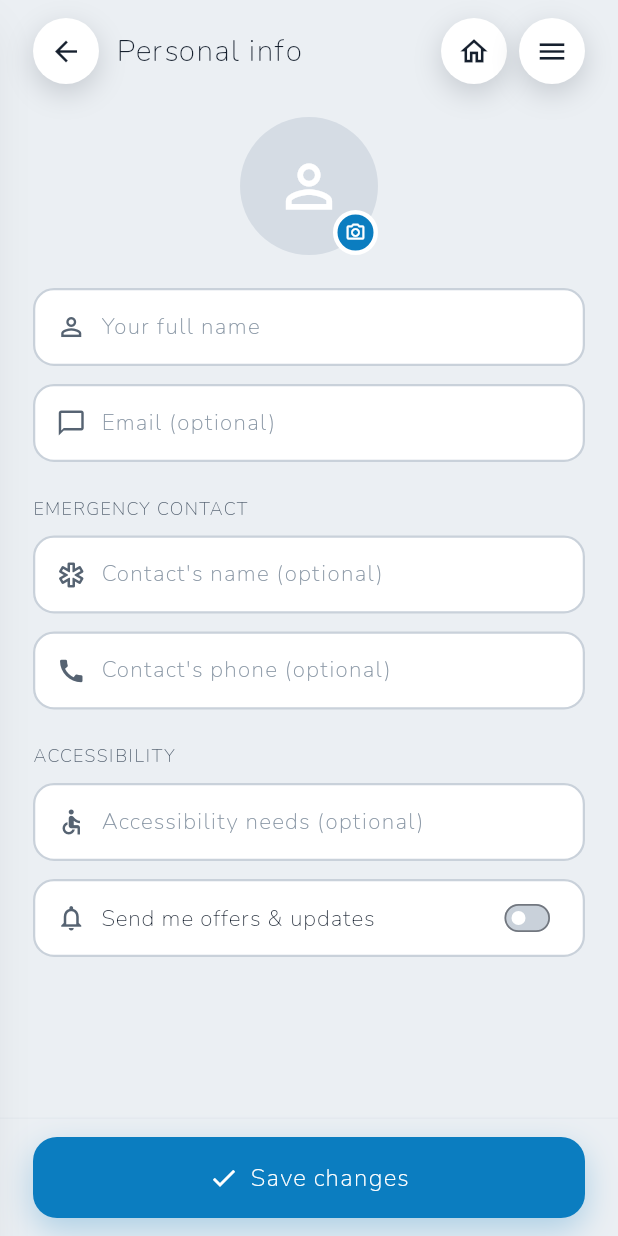
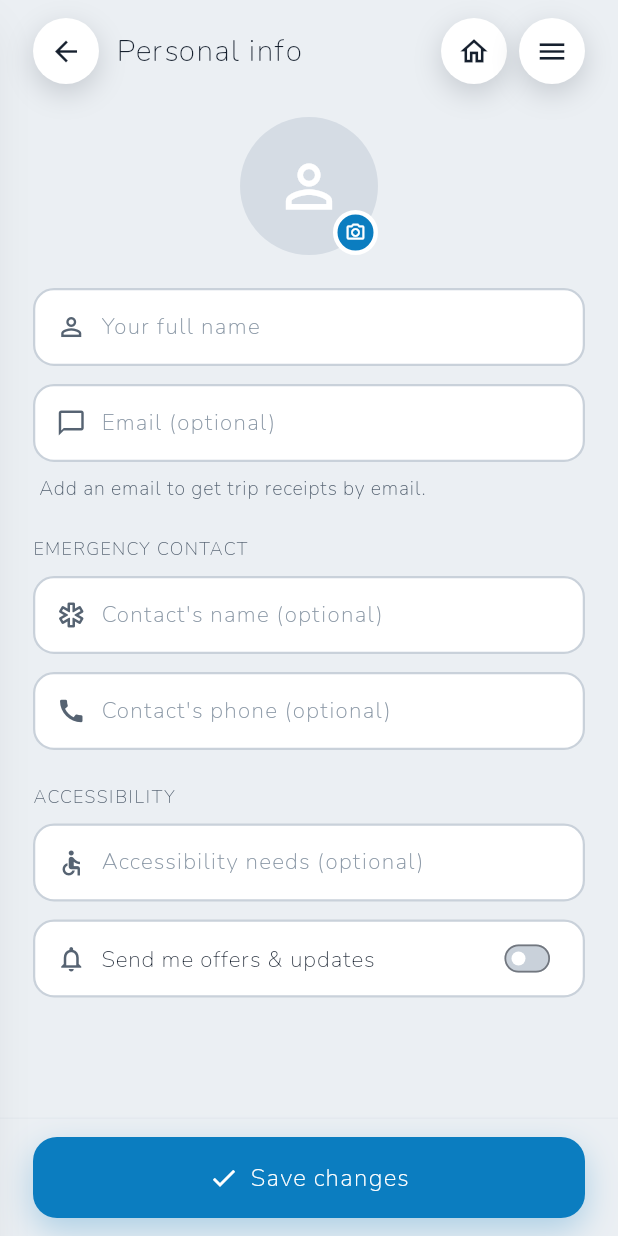
Before and after one commit to Mahfuzur-Rahman/mapcars_mobile_customer, a Flutter app: the EditProfileScreen screen opened by its route, on a phone screen of 412 x 824 dp. Run offline on Flutter 3.47's test engine with Material 3 defaults, Android fonts, the phone set to English and light mode, and no system bars; our stand-ins replace connectivity_plus, dio, firebase_core, firebase_crashlytics, firebase_messaging, flutter_dotenv and 13 more; missing offline and left inert: signalr_netcore; accounts and stored records are empty; network calls fail.

Commit message:
feat(profile): verify the profile email for trip receipts
Edit profile shows Verified/Unverified under the email with a code-entry sheet
(send-code / verify); the Account screen flags an unverified email. Trip
receipts only go to verified addresses.

Co-Authored-By: Claude Opus 5.5 <noreply@anthropic.com>

```diff
--- a/lib/src/core/theme/brand.dart
+++ b/lib/src/core/theme/brand.dart
@@ -26,6 +26,14 @@ class Brand {
   static const errorBorder = Color(0xFFF8B4B4);
   static const errorText = Color(0xFF9B1C1C);
 
+  // Status pill tokens ("Verified" / "Unverified"). The text shades are darker
+  // than [green] / [star] so small bold labels keep >= 4.5:1 on their tint.
+  static const successBg = Color(0xFFE9F6E7);
+  static const successText = Color(0xFF1E6B16);
+  static const warnBg = Color(0xFFFCF3D5);
+  static const warnBorder = Color(0xFFEECB5F);
+  static const warnText = Color(0xFF8A5A00);
+
   // Gradients used by buttons / hero cards.
   static const grad = LinearGradient(colors: [blue, green]);
   static const gradGreen = LinearGradient(colors: [green, lime]);
--- a/lib/src/features/account/presentation/edit_profile_screen.dart
+++ b/lib/src/features/account/presentation/edit_profile_screen.dart
@@ -6,9 +6,12 @@ import 'package:image_picker/image_picker.dart';
 
 import '../../../core/config/env.dart';
 import '../../../core/network/api_client.dart';
+import '../../../core/network/api_exception.dart';
 import '../../../core/widgets/mc.dart';
+import '../../auth/models/auth_state.dart';
 import '../../auth/providers/auth_notifier.dart';
 import '../../auth/services/customer_auth_service.dart';
+import 'widgets/email_verification.dart';
 
 class EditProfileScreen extends ConsumerStatefulWidget {
   const EditProfileScreen({super.key});
@@ -26,6 +29,8 @@ class _EditProfileScreenState extends ConsumerState<EditProfileScreen> {
   bool _marketingConsent = false;
   String? _formError;
   bool _uploadingPicture = false;
+  bool _sendingCode = false;
+  String? _verifyError;
 
   @override
   void initState() {
@@ -83,6 +88,95 @@ class _EditProfileScreenState extends ConsumerState<EditProfileScreen> {
           accessibilityNeeds: accessibility.isEmpty ? null : accessibility,
         );
     if (ok && mounted) Navigator.of(context).pop();
+  }
+
+  /// Sends a code to the SAVED email, then opens the code-entry sheet. A send
+  /// failure is shown here, under the button the customer tapped.
+  Future<void> _verifyEmail() async {
+    final notifier = ref.read(authNotifierProvider.notifier);
+    setState(() {
+      _sendingCode = true;
+      _verifyError = null;
+    });
+    final OtpSentResult sent;
+    try {
+      sent = await notifier.sendProfileEmailCode();
+    } catch (e) {
+      // 400 = no email, or it is already verified (e.g. on another device):
+      // refresh so the badge shows the truth alongside the API's message.
+      if (e is ApiException && e.statusCode == 400) await notifier.loadProfile();
+      if (!mounted) return;
+      setState(() {
+        _sendingCode = false;
+        _verifyError = profileEmailErrorMessage(e);
+      });
+      return;
+    }
+    if (!mounted) return;
+    setState(() => _sendingCode = false);
+
+    final verified = await showVerifyEmailSheet(context, sent: sent);
+    if (verified && mounted) {
+      ScaffoldMessenger.of(context).showSnackBar(
+        const SnackBar(content: Text('Email verified')),
+      );
+    }
+  }
+
+  /// Whether the email field still holds the saved address. Verification
+  /// applies to the saved email only, so unsaved edits hide the Verify action.
+  bool _emailMatchesSaved(AuthState auth) {
+    final saved = (auth.email ?? '').trim().toLowerCase();
+    return saved.isNotEmpty && _emailCtrl.text.trim().toLowerCase() == saved;
+  }
+
+  /// The line(s) under the email field: why to add / verify an email, the
+  /// Verify action, or nothing more than the badge inside the field.
+  Widget _emailStatus(AuthState auth) {
+    final typed = _emailCtrl.text.trim();
+    final saved = (auth.email ?? '').trim();
+
+    Widget hint(String text) => Padding(
+          padding: const EdgeInsets.only(top: 8, left: 4),
+          child: Text(text, style: tw(FontWeight.w600, 13, Brand.sub)),
+        );
+
+    if (typed.isEmpty) {
+      return saved.isEmpty
+          ? hint('Add an email to get trip receipts by email.')
+          : const SizedBox.shrink();
+    }
+    if (!_emailMatchesSaved(auth)) {
+      return hint('Save your changes, then verify this email to get trip receipts.');
+    }
+    if (auth.isEmailVerified) {
+      return hint('Trip receipts will be emailed to this address.');
+    }
+    return Padding(
+      padding: const EdgeInsets.only(top: 8),
+      child: Column(
+        crossAxisAlignment: CrossAxisAlignment.start,
+        children: [
+          Padding(
+            padding: const EdgeInsets.only(left: 4),
+            child: Text('Verify your email to get trip receipts by email.',
+                style: tw(FontWeight.w600, 13, Brand.sub)),
+          ),
+          const SizedBox(height: 10),
+          McGhostButton(
+            _sendingCode ? 'Sending code…' : 'Verify email',
+            icon: _sendingCode ? null : 'mail',
+            full: false,
+            height: 44,
+            onTap: _sendingCode ? null : _verifyEmail,
+          ),
+          if (_verifyError != null) ...[
+            const SizedBox(height: 10),
+            McErrorBanner(_verifyError!),
+          ],
+        ],
+      ),
+    );
   }
 
   Future<void> _pickPicture() async {
@@ -186,7 +280,13 @@ class _EditProfileScreenState extends ConsumerState<EditProfileScreen> {
                       controller: _emailCtrl,
                       editable: true,
                       keyboardType: TextInputType.emailAddress,
+                      // Rebuild so the status below tracks unsaved edits.
+                      onChanged: (_) => setState(() => _verifyError = null),
+                      suffix: _emailMatchesSaved(auth)
+                          ? EmailVerificationPill(verified: auth.isEmailVerified)
+                          : null,
                     ),
+                    _emailStatus(auth),
                     const SizedBox(height: 22),
                     Text('EMERGENCY CONTACT',
                         style: tw(FontWeight.w800, 12, Brand.sub, 0.5)),
```
Also changed, not shown: lib/src/core/widgets/mc.dart (+17 -1 lines), lib/src/features/account/presentation/settings_screen.dart (+19 -5 lines), lib/src/features/account/presentation/widgets/email_verification.dart (added, +249 -0 lines), lib/src/features/auth/providers/auth_notifier.dart (+32 -0 lines), lib/src/features/auth/services/customer_auth_service.dart (+38 -0 lines).
